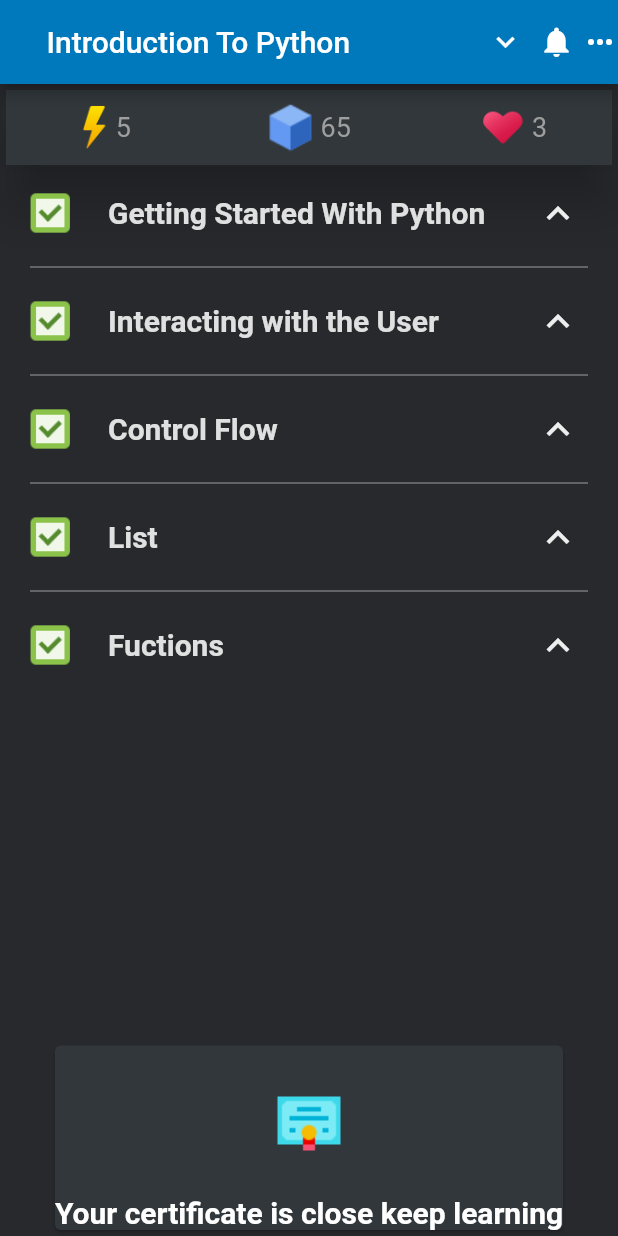
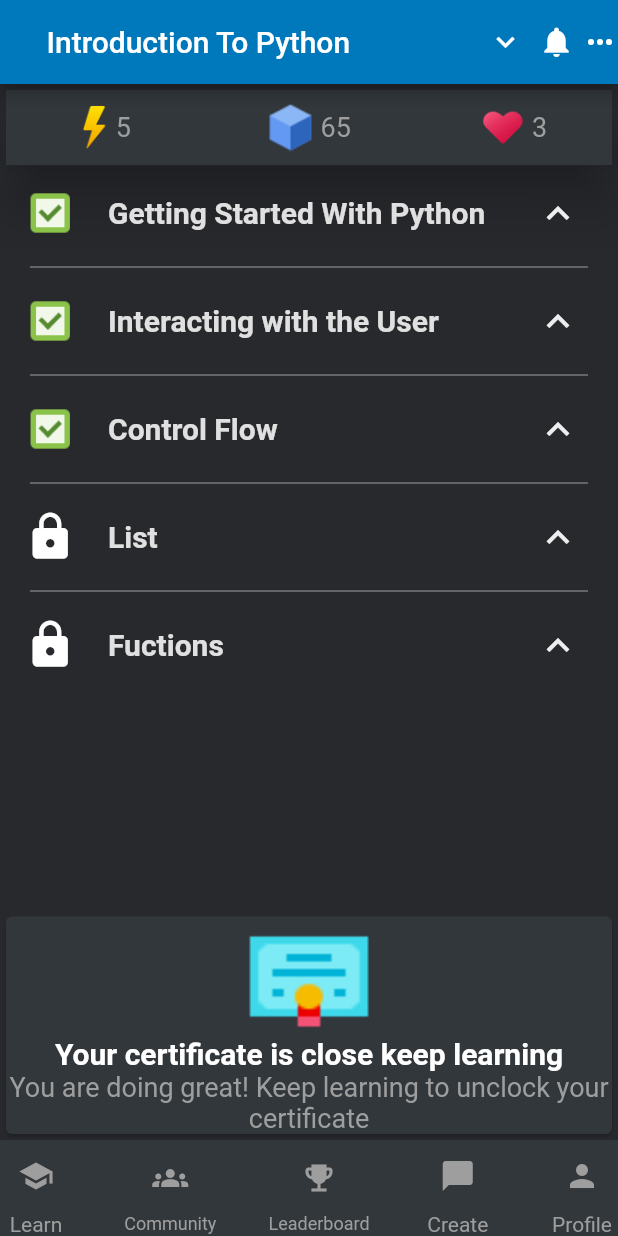
Before and after one commit to GoodCoder27/Sololearn-Clone, a Flutter app: the screen it shows after launch, on a phone screen of 412 x 824 dp. Run offline on Flutter 3.47's test engine with Material 2 defaults, Android fonts, the phone set to English and light mode, and no system bars.

Commit message:
learn-page-completed

```diff
--- a/lib/model/lessons.dart
+++ b/lib/model/lessons.dart
@@ -16,11 +16,11 @@ class Lessons extends ChangeNotifier {
       tileText: "Control Flow",
     ),
     IntroPython(
-      isLocked: false,
+      isLocked: true,
       tileText: "List",
     ),
     IntroPython(
-      isLocked: false,
+      isLocked: true,
       tileText: "Fuctions",
     ),
   ];
@@ -30,10 +30,18 @@ class Lessons extends ChangeNotifier {
   }
 
   bool allDone() {
-    if (introPy == true) {
+    if (introPy[4].isLocked == true) {
+      return true;
+    } else {
       return false;
+    }
+  }
+
+  bool allDone2() {
+    if (introPy[4].isLocked == true) {
+      return true;
     } else {
-      return true;
+      return false;
     }
   }
 }
--- a/lib/pages/learn_page.dart
+++ b/lib/pages/learn_page.dart
@@ -16,6 +16,14 @@ class _LearnPageState extends State<LearnPage> {
     if (Lessons().allDone() == true) {
       return 'Your certificate is close keep learning';
     } else {
+      return 'The certificate is ready to claim for you. You did amazing job in the course and earned it';
+    }
+  }
+
+  String doneCourse2() {
+    if (Lessons().allDone2() == true) {
+      return 'You are doing great! Keep learning to unclock your certificate';
+    } else {
       return 'Well done!';
     }
   }
@@ -23,6 +31,107 @@ class _LearnPageState extends State<LearnPage> {
   @override
   Widget build(BuildContext context) {
     return Scaffold(
+      // bottom nav bar
+      bottomNavigationBar: BottomAppBar(
+        color: const Color.fromARGB(255, 49, 55, 59),
+        child: Row(
+          mainAxisAlignment: MainAxisAlignment.spaceBetween,
+          children: [
+            Column(
+              mainAxisSize: MainAxisSize.min,
+              children: [
+                IconButton(
+                  onPressed: () {},
+                  icon: const Icon(
+                    Icons.school,
+                    color: Colors.grey,
+                  ),
+                ),
+                const Text(
+                  'Learn',
+                  style: TextStyle(
+                    color: Colors.grey,
+                  ),
+                ),
+              ],
+            ),
+            Column(
+              mainAxisSize: MainAxisSize.min,
+              children: [
+                IconButton(
+                  onPressed: () {},
+                  icon: const Icon(
+                    Icons.groups,
+                    color: Colors.grey,
+                  ),
+                ),
+                const Text(
+                  'Community',
+                  style: TextStyle(
+                    color: Colors.grey,
+                    fontSize: 12,
+                  ),
+                ),
+              ],
+            ),
+            Column(
+              mainAxisSize: MainAxisSize.min,
+              children: [
+                IconButton(
+                  onPressed: () {},
+                  icon: const Icon(
+                    Icons.emoji_events,
+                    color: Colors.grey,
+                  ),
+                ),
+                const Text(
+                  'Leaderboard',
+                  style: TextStyle(
+                    color: Colors.grey,
+                    fontSize: 12,
+                  ),
+                ),
+              ],
+            ),
+            Column(
+              mainAxisSize: MainAxisSize.min,
+              children: [
+                IconButton(
+                  onPressed: () {},
+                  icon: const Icon(
+                    Icons.chat_bubble,
+                    color: Colors.grey,
+                  ),
+                ),
+                const Text(
+                  'Create',
+                  style: TextStyle(
+                    color: Colors.grey,
+                  ),
+                ),
+              ],
+            ),
+            Column(
+              mainAxisSize: MainAxisSize.min,
+              children: [
+                IconButton(
+                  onPressed: () {},
+                  icon: const Icon(
+                    Icons.person_sharp,
+                    color: Colors.grey,
+                  ),
+                ),
+                const Text(
+                  'Profile',
+                  style: TextStyle(
+                    color: Colors.grey,
+                  ),
+                ),
+              ],
+            ),
+          ],
+        ),
+      ),
       backgroundColor: const Color.fromARGB(255, 40, 41, 45),
       appBar: AppBar(
         backgroundColor: const Color.fromARGB(255, 0, 120, 188),
@@ -107,7 +216,9 @@ class _LearnPageState extends State<LearnPage> {
               children: [
                 Image.asset(
                   'lib/icons/certificate.png',
-                  height: 100,
+                  height: 80,
+                  fit: BoxFit.fill,
+                  width: 90,
                 ),
                 Text(
                   doneCourse(),
@@ -116,6 +227,15 @@ class _LearnPageState extends State<LearnPage> {
                     fontWeight: FontWeight.bold,
                     fontSize: 20,
                   ),
+                  textAlign: TextAlign.center,
+                ),
+                Text(
+                  doneCourse2(),
+                  style: const TextStyle(
+                    color: Colors.grey,
+                    fontSize: 18,
+                  ),
+                  textAlign: TextAlign.center,
                 ),
               ],
             ),
```
